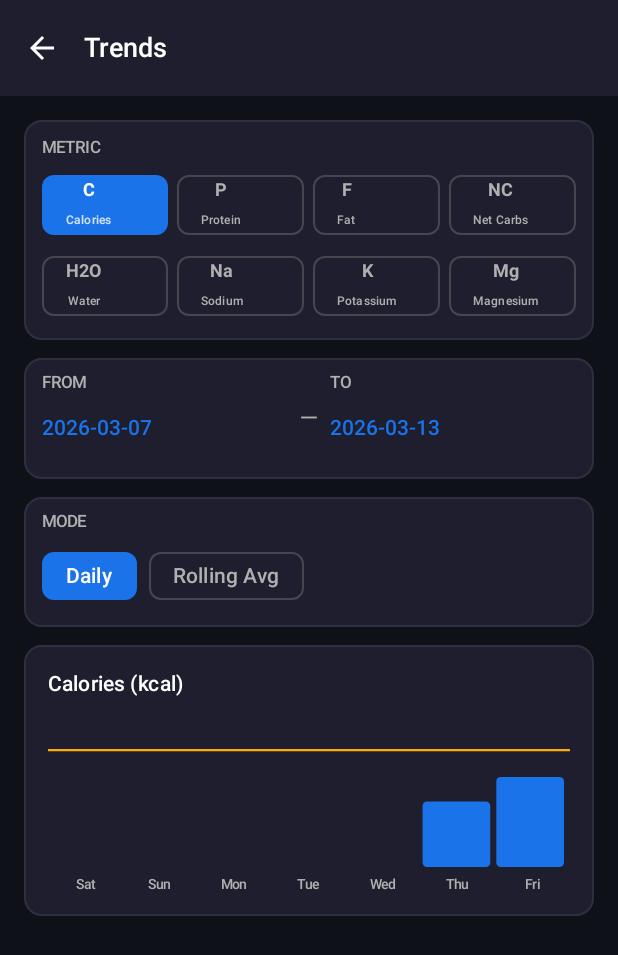
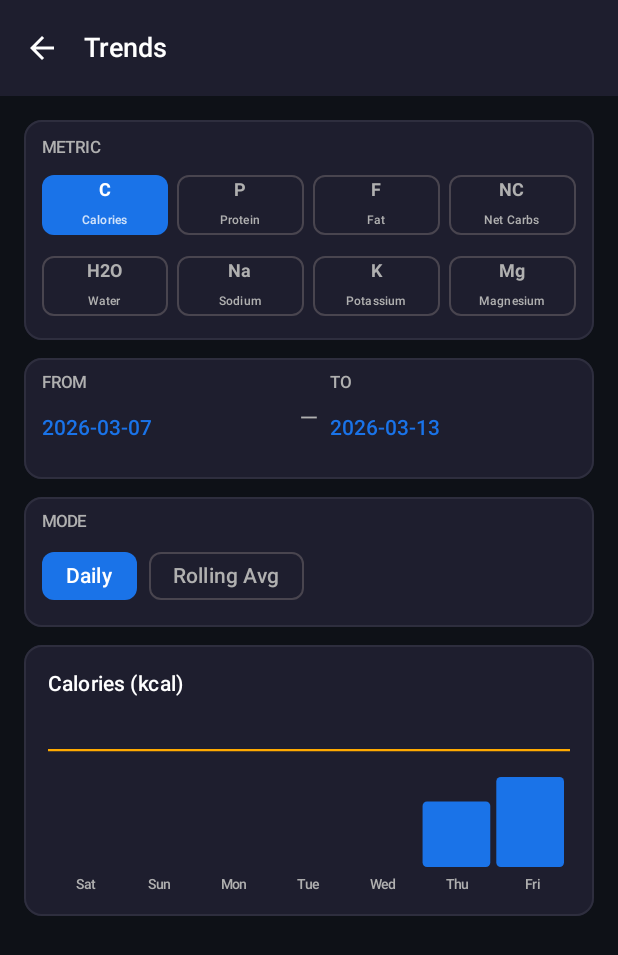
Before and after one commit to Crazy8697/ProjectEmber, an Android app built with Jetpack Compose: the KetoScreen screen opened through its navigation route, after a tap on "CALORIES", on a phone screen of 412 x 824 dp. Shown: the top 955 px of the screen. Run offline under Robolectric (Android 15) with nearby library versions, the phone set to English and light mode, and no system bars; our stand-ins replace Room's generated code.

Commit message:
V1 polish: match Hydration card height to Na:K card; center Trends chip labels
Co-authored-by: Crazy8697 <261646346+Crazy8697@users.noreply.github.com>

```diff
--- a/android/app/src/main/java/com/projectember/mobile/ui/screens/KetoScreen.kt
+++ b/android/app/src/main/java/com/projectember/mobile/ui/screens/KetoScreen.kt
@@ -432,6 +432,14 @@ private fun HydrationBlock(
                 color = barColor,
                 trackColor = KetoBorderC
             )
+            Spacer(modifier = Modifier.height(2.dp))
+            Row(
+                modifier = Modifier.fillMaxWidth(),
+                horizontalArrangement = Arrangement.SpaceBetween
+            ) {
+                Text("0%", style = MaterialTheme.typography.labelSmall, color = KetoMuted, fontSize = 9.sp)
+                Text("100%", style = MaterialTheme.typography.labelSmall, color = KetoMuted, fontSize = 9.sp)
+            }
         }
     }
 }
--- a/android/app/src/main/java/com/projectember/mobile/ui/screens/KetoTrendsScreen.kt
+++ b/android/app/src/main/java/com/projectember/mobile/ui/screens/KetoTrendsScreen.kt
@@ -220,7 +220,10 @@ fun KetoTrendsScreen(
                                 selected = selected,
                                 onClick = { viewModel.setTrendsMetric(key) },
                                 label = {
-                                    Column(horizontalAlignment = Alignment.CenterHorizontally) {
+                                     Column(
+                                         modifier = Modifier.fillMaxWidth(),
+                                         horizontalAlignment = Alignment.CenterHorizontally
+                                     ) {
                                          Text(abbr, fontWeight = FontWeight.Bold, fontSize = 12.sp)
                                          Text(fullName, fontSize = 8.sp, color = if (selected) OnSurface.copy(alpha = 0.8f) else KetoMuted)
                                      }
@@ -245,7 +248,10 @@ fun KetoTrendsScreen(
                                 selected = selected,
                                 onClick = { viewModel.setTrendsMetric(key) },
                                 label = {
-                                    Column(horizontalAlignment = Alignment.CenterHorizontally) {
+                                     Column(
+                                         modifier = Modifier.fillMaxWidth(),
+                                         horizontalAlignment = Alignment.CenterHorizontally
+                                     ) {
                                          Text(abbr, fontWeight = FontWeight.Bold, fontSize = 12.sp)
                                          Text(fullName, fontSize = 8.sp, color = if (selected) OnSurface.copy(alpha = 0.8f) else KetoMuted)
                                      }
```
Lines whose indentation alone changed are shown as unchanged.
